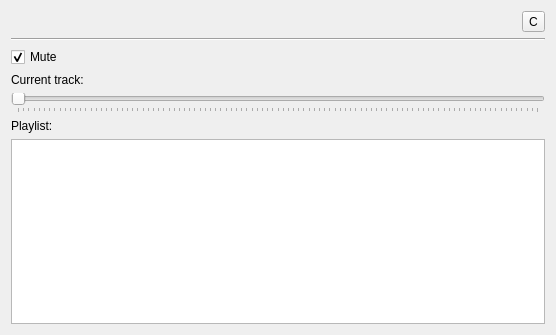
Old version of the form libraries/mvp-player-qtgui/src/mvp-player-qtgui/ui/MVPPlayerRemoteDialog.ui in the repository edubois/mvp-player.
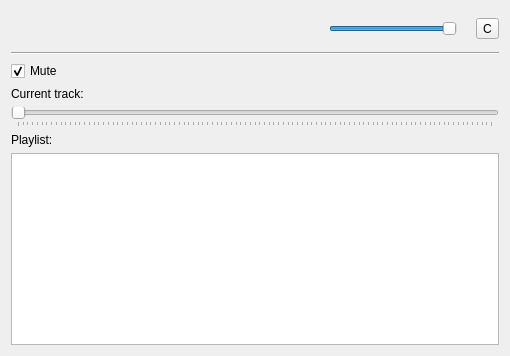
New version of the form. Icons and pictures are not drawn.

Commit message:
mvp-player-all: added 'set volume' event in core & gui.
* implied a refactor of the position updating callback.

Patch:
```diff
--- a/libraries/mvp-player-qtgui/src/mvp-player-qtgui/ui/MVPPlayerRemoteDialog.ui
+++ b/libraries/mvp-player-qtgui/src/mvp-player-qtgui/ui/MVPPlayerRemoteDialog.ui
@@ -6,8 +6,8 @@
    <rect>
     <x>0</x>
     <y>0</y>
-    <width>556</width>
-    <height>335</height>
+    <width>510</width>
+    <height>356</height>
    </rect>
   </property>
   <property name="windowTitle">
@@ -37,6 +37,54 @@
          </property>
         </spacer>
        </item>
+       <item>
+        <layout class="QHBoxLayout" name="horizontalLayout_4">
+         <item>
+          <widget class="QSlider" name="sliderVolume">
+           <property name="sizePolicy">
+            <sizepolicy hsizetype="Preferred" vsizetype="Expanding">
+             <horstretch>0</horstretch>
+             <verstretch>0</verstretch>
+            </sizepolicy>
+           </property>
+           <property name="minimumSize">
+            <size>
+             <width>128</width>
+             <height>0</height>
+            </size>
+           </property>
+           <property name="maximum">
+            <number>100</number>
+           </property>
+           <property name="value">
+            <number>100</number>
+           </property>
+           <property name="orientation">
+            <enum>Qt::Horizontal</enum>
+           </property>
+          </widget>
+         </item>
+         <item>
+          <widget class="QLabel" name="lblVol">
+           <property name="sizePolicy">
+            <sizepolicy hsizetype="Maximum" vsizetype="Preferred">
+             <horstretch>0</horstretch>
+             <verstretch>0</verstretch>
+            </sizepolicy>
+           </property>
+           <property name="text">
+            <string/>
+           </property>
+           <property name="pixmap">
+            <pixmap resource="../resources/mvpplayer.qrc">:/mvpplayer/app/icon.png</pixmap>
+           </property>
+           <property name="alignment">
+            <set>Qt::AlignCenter</set>
+           </property>
+          </widget>
+         </item>
+        </layout>
+       </item>
        <item>
         <widget class="QToolButton" name="btnServer">
          <property name="text">
@@ -98,6 +146,9 @@
            <property name="text">
             <string/>
            </property>
+           <property name="wordWrap">
+            <bool>true</bool>
+           </property>
           </widget>
          </item>
          <item>
```
The commit also changes 15 other files.
